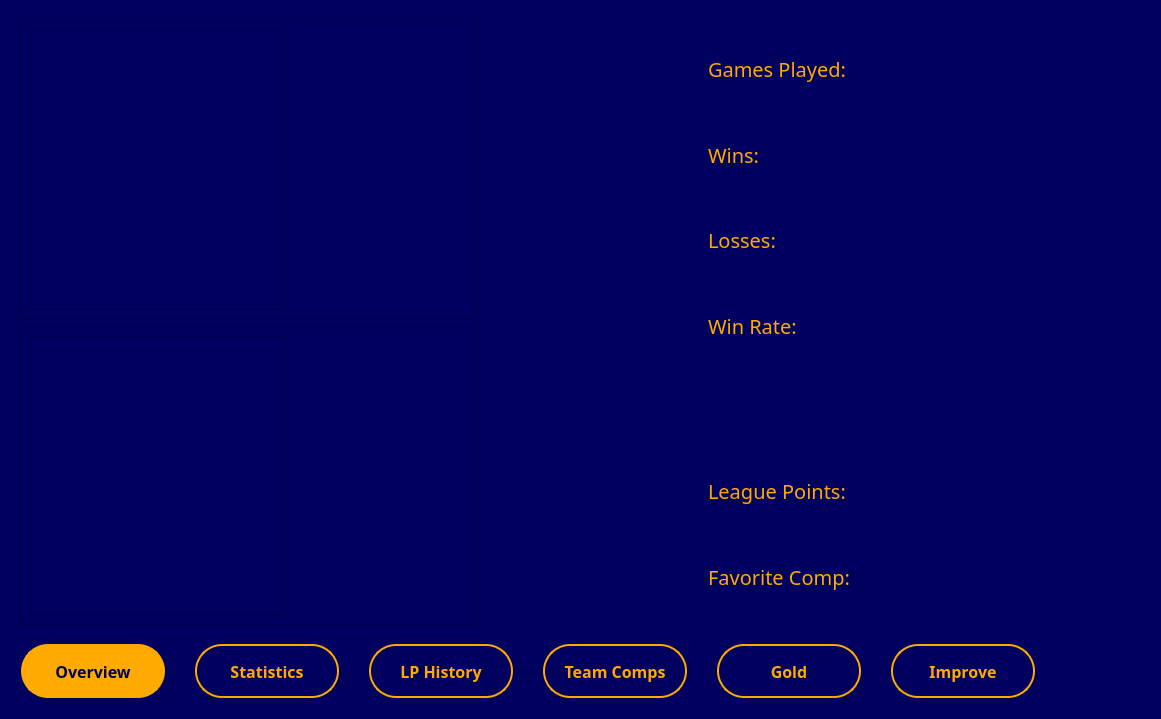
Above: analyticswindow.ui from YannikSahl/TFT-Analyzer before the change. Below: the same form after it.
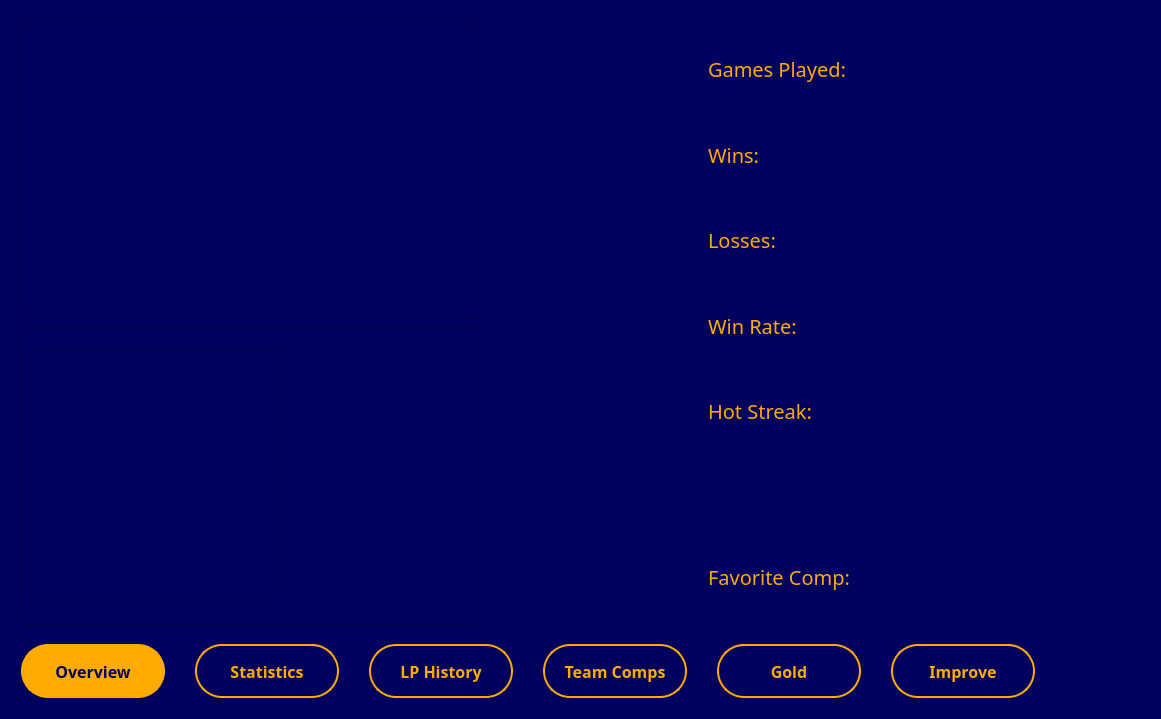
That is the form after the change. Icons and pictures are not drawn.

Commit message: ToDo: Error when summoner is not found Profile icon show

```diff
--- a/analyticswindow.ui
+++ b/analyticswindow.ui
@@ -154,7 +154,7 @@
           <item row="5" column="0">
            <widget class="QLabel" name="label_ph">
             <property name="text">
-             <string>League Points: </string>
+             <string>Hot Streak:</string>
             </property>
            </widget>
           </item>
@@ -223,7 +223,7 @@
             </property>
            </widget>
           </item>
-          <item row="4" column="0">
+          <item row="6" column="0">
            <spacer name="verticalSpacer">
             <property name="orientation">
              <enum>Qt::Vertical</enum>
@@ -258,22 +258,6 @@
             </property>
            </widget>
           </item>
-          <item row="0" column="0" rowspan="2">
-           <widget class="QGraphicsView" name="graphicsView_profileIcon">
-            <property name="sizePolicy">
-             <sizepolicy hsizetype="Fixed" vsizetype="Fixed">
-              <horstretch>0</horstretch>
-              <verstretch>0</verstretch>
-             </sizepolicy>
-            </property>
-            <property name="maximumSize">
-             <size>
-              <width>300</width>
-              <height>300</height>
-             </size>
-            </property>
-           </widget>
-          </item>
           <item row="0" column="1">
            <widget class="QLabel" name="label_data_summonerName">
             <property name="text">
@@ -281,6 +265,31 @@
             </property>
            </widget>
           </item>
+          <item row="0" column="0" rowspan="2">
+           <widget class="QLabel" name="label_profileIcon">
+            <property name="sizePolicy">
+             <sizepolicy hsizetype="Fixed" vsizetype="Fixed">
+              <horstretch>0</horstretch>
+              <verstretch>0</verstretch>
+             </sizepolicy>
+            </property>
+            <property name="minimumSize">
+             <size>
+              <width>250</width>
+              <height>250</height>
+             </size>
+            </property>
+            <property name="maximumSize">
+             <size>
+              <width>250</width>
+              <height>250</height>
+             </size>
+            </property>
+            <property name="text">
+             <string>&lt;html&gt;&lt;head/&gt;&lt;body&gt;&lt;p&gt;&lt;br/&gt;&lt;/p&gt;&lt;/body&gt;&lt;/html&gt;</string>
+            </property>
+           </widget>
+          </item>
          </layout>
         </widget>
        </item>
@@ -315,10 +324,16 @@
               <verstretch>0</verstretch>
              </sizepolicy>
             </property>
+            <property name="minimumSize">
+             <size>
+              <width>250</width>
+              <height>250</height>
+             </size>
+            </property>
             <property name="maximumSize">
              <size>
-              <width>300</width>
-              <height>300</height>
+              <width>250</width>
+              <height>250</height>
              </size>
             </property>
            </widget>
```
Left out of the diff: 4 changed lines with no effect on the pictures. The commit also changes 4 other files.
